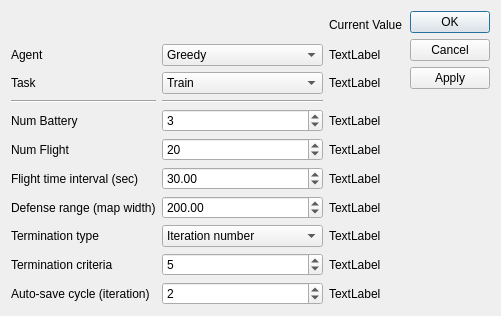
Above: ui/ui_simconfigwindow.ui from SmileH10/20BCW_WTA before the change. Below: the same form after it.
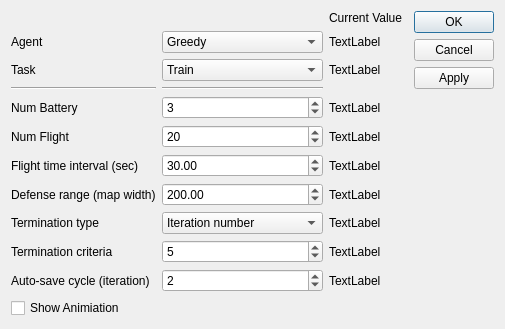
That is the form after the change.

Diff of the .ui file:
```diff
--- a/ui/ui_simconfigwindow.ui
+++ b/ui/ui_simconfigwindow.ui
@@ -6,7 +6,7 @@
    <rect>
     <x>0</x>
     <y>0</y>
-    <width>501</width>
+    <width>505</width>
     <height>316</height>
    </rect>
   </property>
@@ -313,6 +313,13 @@
      </property>
     </widget>
    </item>
+   <item row="3" column="0">
+    <widget class="QCheckBox" name="checkBox_ani">
+     <property name="text">
+      <string>Show Animiation</string>
+     </property>
+    </widget>
+   </item>
   </layout>
  </widget>
  <tabstops>
```
